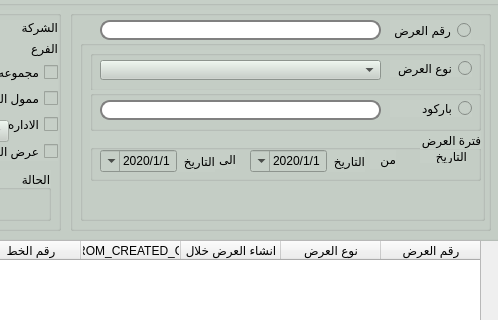
Before: the Qt Designer form presentation/reports_ui/Promotion_display.ui in shymaa123456/HyperPOS2020, drawn with Qt 5; both pictures show x 530 to 1028 and y 0 to 320 of the 1028 by 560 pixel window.
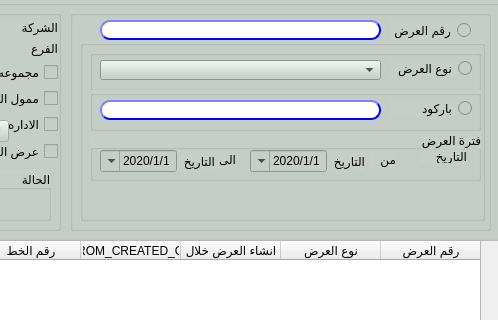
After: the same form once the commit is applied.

Diff of the .ui file:
```diff
--- a/presentation/reports_ui/Promotion_display.ui
+++ b/presentation/reports_ui/Promotion_display.ui
@@ -340,12 +340,28 @@
       </rect>
      </property>
      <property name="styleSheet">
-      <string notr="true">border: 2px solid gray;
-                            border-radius: 10px;
-                            padding: 0 8px;
-                            background: white;
-                            selection-background-color: white;
-                        </string>
+      <string notr="true">QLineEdit{
+                                        background-color: white;
+                                        border-style: outset;
+                                        border-width: 2px;
+                                        border-radius: 10px;
+                                        border-color: blue;
+                                        min-width: 6em;
+                                        }
+                                        QLineEdit:hover {
+                                        background: qradialgradient(
+                                        cx: 0.3, cy: -0.4, fx: 0.3, fy: -0.4,
+                                        radius: 1.35, stop: 0 #fff, stop: 1 #bbb
+                                        );
+                                        }
+                                       QLineEdit:pressed {
+                                        border-style: inset;
+                                        background: qradialgradient(
+                                        cx: 0.4, cy: -0.1, fx: 0.4, fy: -0.1,
+                                        radius: 1.35, stop: 0 #fff, stop: 1 #ddd
+                                        );
+                                        }
+                                    </string>
      </property>
     </widget>
     <widget class="QGroupBox" name="QgroupBox_prom">
@@ -596,11 +612,28 @@
         </rect>
        </property>
        <property name="styleSheet">
-        <string notr="true">border: 2px solid gray;
-                                    border-radius: 10px;
-                                    padding: 0 8px;
-                                    background: white;
-                                    selection-background-color: darkgray;
+        <string notr="true">QLineEdit{
+                                        background-color: white;
+                                        border-style: outset;
+                                        border-width: 2px;
+                                        border-radius: 10px;
+                                        border-color: blue;
+                                        min-width: 6em;
+                                        }
+                                        QLineEdit:hover {
+                                        background: qradialgradient(
+                                        cx: 0.3, cy: -0.4, fx: 0.3, fy: -0.4,
+                                        radius: 1.35, stop: 0 #fff, stop: 1 #bbb
+                                        );
+                                        }
+                                       QLineEdit:pressed {
+                                        border-style: inset;
+                                        background: qradialgradient(
+                                        cx: 0.4, cy: -0.1, fx: 0.4, fy: -0.1,
+                                        radius: 1.35, stop: 0 #fff, stop: 1 #ddd
+                                        );
+                                        }
+                                    
                                 </string>
        </property>
       </widget>
```
Left out of the diff: 3 changed lines with no effect on the pictures.
